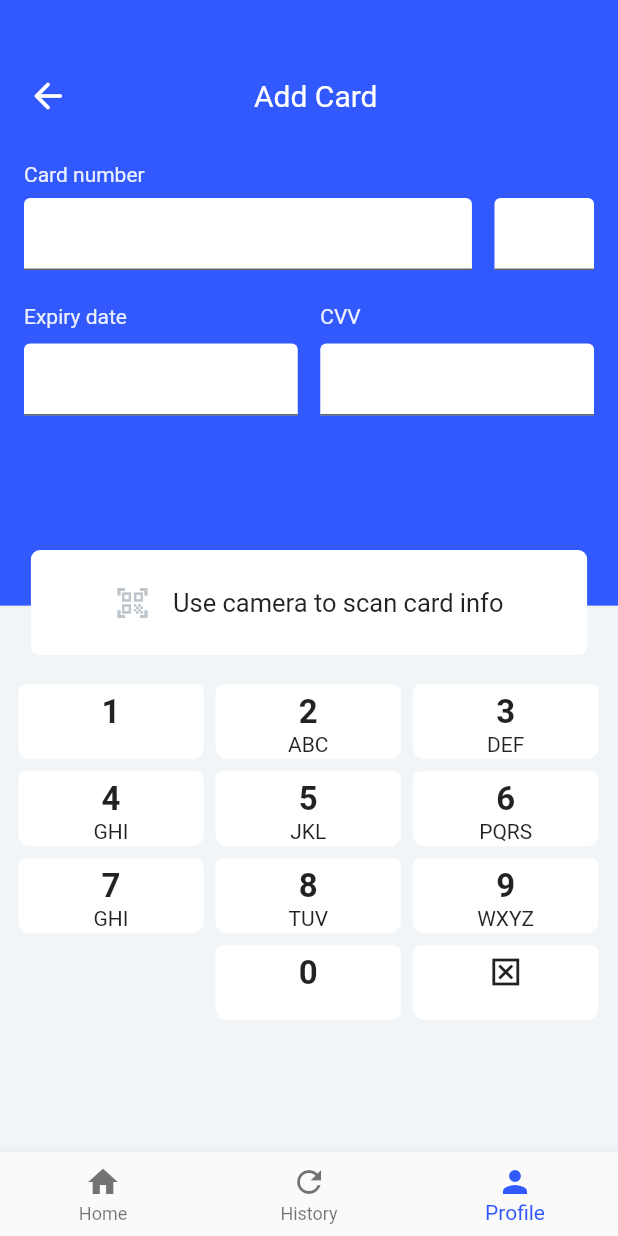
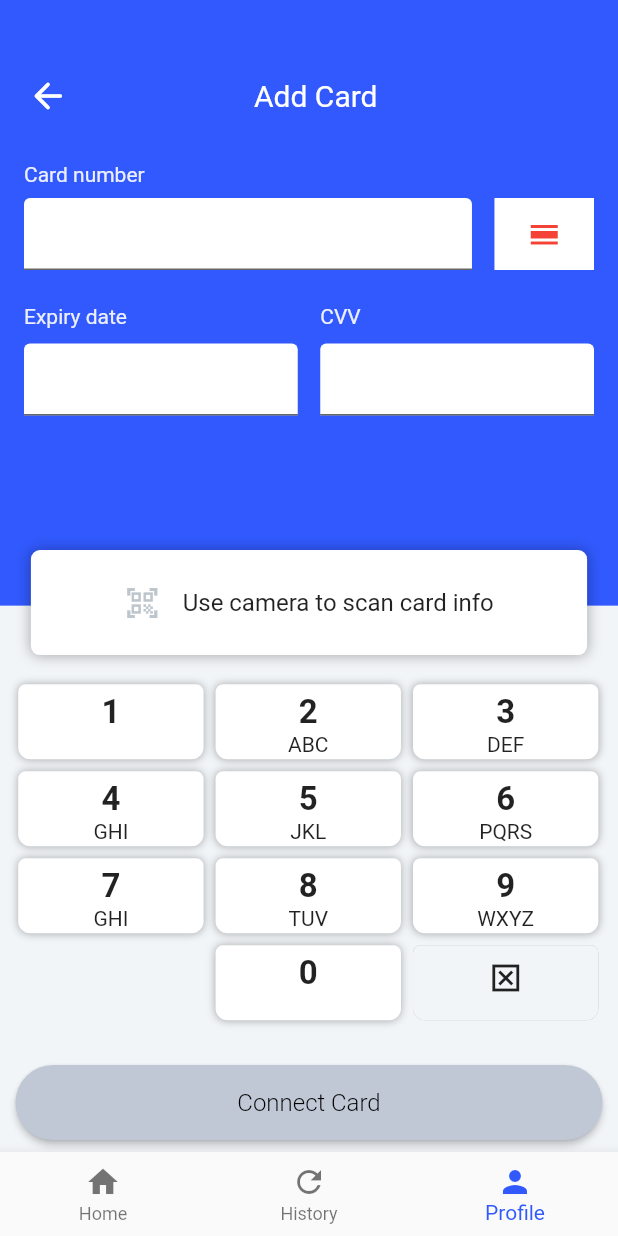
Before and after one commit to adebayoAdesina/Flutter_Crypto_Exchange_App, a Flutter app: the screen it shows after launch, item 3 of the bottom bar chosen, on a phone screen of 412 x 824 dp. Run offline on Flutter 3.47's test engine with Material 2 defaults, Android fonts, the phone set to English and light mode, and no system bars; drawn by our look-alikes of rounded_loading_button; missing offline and left inert: dart:html.

Commit message:
working on the connected card page

```diff
--- a/lib/Colors/colors.dart
+++ b/lib/Colors/colors.dart
@@ -5,6 +5,7 @@ const transparentMainColor = Color(0XFF4F77FC);
 const whiteColor = Color(0XFFFFFFFF);
 const backgroundColor = Color(0XFFF2F5F8);
 const greyColor = Color(0XFFBDC6CD);
+const deepGreyColor = Color(0XFFC0C8D6);
 const btcColor = Color(0XFFFA913D);
 const ethColor = Color(0XFF6080DD);
 const sentColorButton = Color(0XFFFFF4F9);
--- a/lib/Views/MobileViews/mobile_add_card.dart
+++ b/lib/Views/MobileViews/mobile_add_card.dart
@@ -1,5 +1,9 @@
+import 'dart:async';
+
+import 'package:crypto_exchange/Views/MobileViews/mobile_connected_cards.dart';
 import 'package:crypto_exchange/Widget/keyboard_widget.dart';
 import 'package:flutter/material.dart';
+import 'package:rounded_loading_button/rounded_loading_button.dart';
 
 import '../../Colors/colors.dart';
 import '../../Screens/mobile.dart';
@@ -12,6 +16,29 @@ class MobileAddCard extends StatefulWidget {
 }
 
 class _MobileAddCardState extends State<MobileAddCard> {
+  final RoundedLoadingButtonController _btncontroller = RoundedLoadingButtonController();
+
+  void _connectCard() {
+    Timer(
+      const Duration(seconds: 3),
+      () {
+        _btncontroller.success();
+        Timer(const Duration(seconds: 1), () async
+        {
+          await Navigator.push(
+            context, MaterialPageRoute(
+              builder: (_) =>
+                const MobileConnectedCards()
+            )
+          );
+          _btncontroller.reset();
+        });
+      }
+    );
+  }
+
+  // final int _cardNumber = 3;
+
   @override
   Widget build(BuildContext context) {
     var size = MediaQuery.of(context).size;
@@ -85,12 +112,15 @@ class _MobileAddCardState extends State<MobileAddCard> {
                               ),
                               Row(
                                 mainAxisAlignment: MainAxisAlignment.spaceBetween,
-                                children: const [
+                                children: [
                                   Expanded(
                                     flex: 9,
                                     child: TextField(
-                                      keyboardType: TextInputType.number,
-                                      decoration: InputDecoration(
+                                      onTap: (() {
+
+                                      }),
+                                      keyboardType: TextInputType.none,
+                                      decoration: const InputDecoration(
                                         hoverColor: greyColor,
                                         fillColor: whiteColor,
                                         filled: true
@@ -98,19 +128,19 @@ class _MobileAddCardState extends State<MobileAddCard> {
 
                                     ),
                                   ),
-                                  SizedBox(
+                                  const SizedBox(
                                     width: 15,
                                   ),
                                   Expanded(
                                     flex: 2,
-                                    child: TextField(
-                                      keyboardType: TextInputType.number,
-                                        decoration: InputDecoration(
-                                          hoverColor: greyColor,
-                                          fillColor: whiteColor,
-                                          filled: true
-                                        ),
-                                    ),
+                                    child: Container(
+                                      color: whiteColor,
+                                      height: 48,
+                                      child: const Icon(
+                                        Icons.calendar_view_day,
+                                        color: Colors.red,
+                                      )
+                                    )
                                   )
                                 ],
                               ),
@@ -140,7 +170,7 @@ class _MobileAddCardState extends State<MobileAddCard> {
                                       height: 10,
                                     ),
                                     const TextField(
-                                      keyboardType: TextInputType.number,
+                                      keyboardType: TextInputType.none,
                                       decoration: InputDecoration(
                                         hoverColor: greyColor,
                                         fillColor: whiteColor,
@@ -173,7 +203,7 @@ class _MobileAddCardState extends State<MobileAddCard> {
                                       height: 10,
                                     ),
                                     const TextField(
-                                      keyboardType: TextInputType.number,
+                                      keyboardType: TextInputType.none,
                                       decoration: InputDecoration(
                                         hoverColor: greyColor,
                                         fillColor: whiteColor,
@@ -333,11 +363,18 @@ class _MobileAddCardState extends State<MobileAddCard> {
               height: size.height * 0.085,
               decoration: BoxDecoration(
                 color: whiteColor,
-                borderRadius: BorderRadius.circular(6)
+                borderRadius: BorderRadius.circular(6),
+                boxShadow: [
+                  BoxShadow(
+                    color: Colors.black.withOpacity(0.3),
+                    blurRadius: 7,
+                    // offset: Offset(3,7)
+                  )
+                ]
               ),
               child: Padding(
                 padding: const EdgeInsets.symmetric(
-                  vertical: 8,
+                  vertical: 6,
                   horizontal: 10,
                 ),
                 child: Row(
@@ -353,7 +390,7 @@ class _MobileAddCardState extends State<MobileAddCard> {
                     Text(
                       'Use camera to scan card info',
                       style: TextStyle(
-                        fontSize: 17,
+                        fontSize: 16,
                         fontWeight: FontWeight.w400
                       ),
                     )
@@ -365,6 +402,25 @@ class _MobileAddCardState extends State<MobileAddCard> {
 
         ],
       ),
+      bottomNavigationBar: Padding(
+        padding: const EdgeInsets.all(8.0),
+        child: RoundedLoadingButton(
+          controller: _btncontroller,
+          onPressed: _connectCard,
+          width: size.width * 0.95,
+          child: const Text(
+            'Connect Card',
+            style: TextStyle(
+              color: Colors.black,
+              fontSize: 16,
+              fontWeight: FontWeight.w300
+            ),
+          ),
+          color: deepGreyColor,
+          successColor: Colors.green,
+        ),
+      )
+
     );
   }
 }
--- a/lib/Views/MobileViews/mobile_history.dart
+++ b/lib/Views/MobileViews/mobile_history.dart
@@ -188,7 +188,7 @@ class _MobileHistoryState extends State<MobileHistory> {
                             child: IconButton(
                               color: whiteColor,
                               onPressed: (){},
-                              icon: Icon(
+                              icon: const Icon(
                                 Icons.search,
                               )
                             ),
--- a/lib/Views/MobileViews/mobile_home.dart
+++ b/lib/Views/MobileViews/mobile_home.dart
@@ -1,5 +1,6 @@
 
 
+import 'package:crypto_exchange/Views/MobileViews/mobile_add_card.dart';
 import 'package:flutter/material.dart';
 
 import '../../Colors/colors.dart';
@@ -176,7 +177,10 @@ class _MobileHomeState extends State<MobileHome> {
 
                       InkWell(
                         onTap: (() {
-
+                          Navigator.push(
+                            context, MaterialPageRoute(
+                              builder: (_) => const MobileAddCard())
+                          );
                         }),
                         child: Column(
                           children: [
--- a/lib/Widget/keyboard_widget.dart
+++ b/lib/Widget/keyboard_widget.dart
@@ -7,15 +7,22 @@ import '../Colors/colors.dart';
       child: values != '' ? Container(
         height: 50,
         width: widths*0.30,
-        decoration: const BoxDecoration(
-          color: whiteColor,
-          borderRadius: BorderRadius.only(
+        decoration: BoxDecoration(
+          color: values != 'Icon' ? whiteColor : backgroundColor,
+          borderRadius: const BorderRadius.only(
             topLeft: Radius.circular(5),
             topRight: Radius.circular(5),
             bottomLeft: Radius.circular(8),
             bottomRight: Radius.circular(8),
 
-          )
+          ),
+          boxShadow: [
+            BoxShadow(
+              color: Colors.black.withOpacity(0.3),
+              blurRadius: values != 'Icon' ? 4 : 0,
+                    // offset: Offset(3,7)
+            )
+          ]
         ),
         child: Column(
           children: [
@@ -29,7 +36,12 @@ import '../Colors/colors.dart';
                   fontWeight: FontWeight.w600,
                   fontSize: 22,
                 ),
-              ): const Icon(Icons.disabled_by_default_outlined)
+              ): const Padding(
+                padding: EdgeInsets.only(
+                  top: 4
+                ),
+                child: Icon(Icons.disabled_by_default_outlined),
+              )
             ),
             Text(
               text,
--- a/pubspec.yaml
+++ b/pubspec.yaml
@@ -34,6 +34,7 @@ dependencies:
   # The following adds the Cupertino Icons font to your application.
   # Use with the CupertinoIcons class for iOS style icons.
   cupertino_icons: ^1.0.2
+  rounded_loading_button: ^2.1.0
 
 dev_dependencies:
   flutter_test:
```
Also changed, not shown: lib/Views/MobileViews/mobile_connected_cards.dart (added, +77 -0 lines), pubspec.lock.
